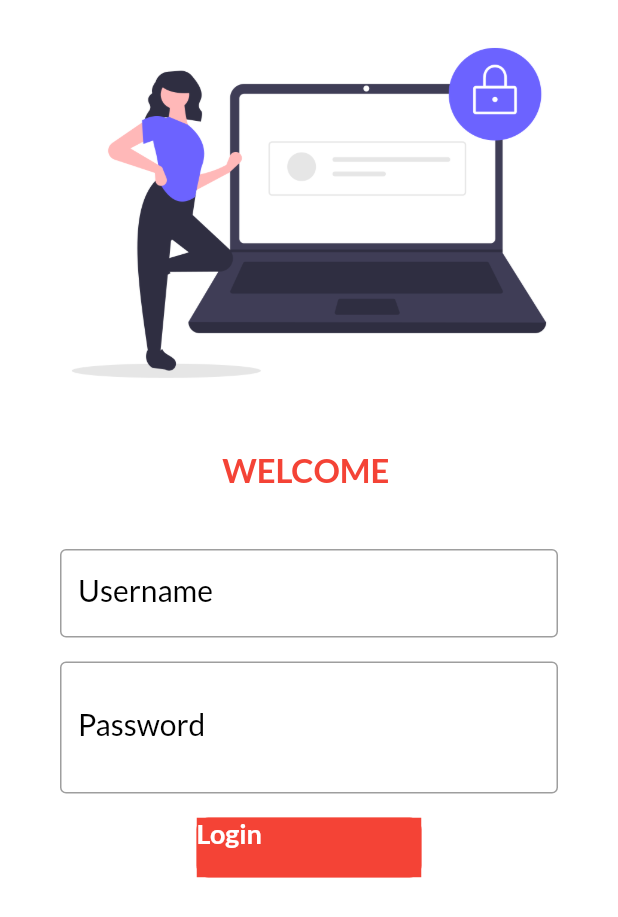
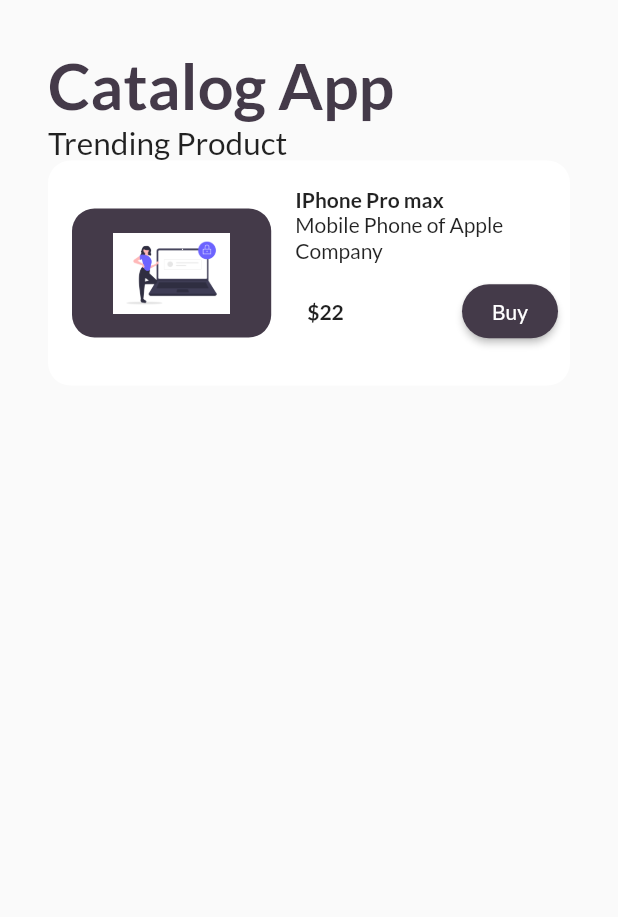
Before and after one commit to IkramGhalib/catlogs, a Flutter app: the screen it shows after launch, on a phone screen of 412 x 824 dp. Shown: the top 917 px of the screen. Run offline on Flutter 3.47's test engine with Material 2 defaults, Android fonts, the phone set to English and light mode, and no system bars; our stand-ins replace google_fonts, velocity_x.

Commit message:
Box Using Velocity_x

```diff
--- /dev/null
+++ b/lib/home2.dart
@@ -0,0 +1,148 @@
+import 'dart:convert';
+
+import 'package:ecomerce/utils/colors.dart';
+import 'package:flutter/material.dart';
+import 'package:flutter/services.dart';
+import 'package:velocity_x/velocity_x.dart';
+
+import 'models/catlogs.dart';
+
+
+class Home2 extends StatefulWidget {
+  @override
+  _Home2State createState() => _Home2State();
+}
+
+class _Home2State extends State<Home2> {
+  @override
+  void initState() {
+    super.initState();
+    loadData();
+  }
+
+  loadData() async{
+    await Future.delayed(Duration(seconds: 2));
+    var json = await rootBundle.loadString("assets/file/");
+    var decodeData= jsonDecode(json);
+    //List required that convert fom map
+    // List<Items> list = List.from(decodeData).map<Items>((item) => Items.fromJson(item)).toList();
+    CatlogModel.items = List.from(decodeData).map<Items>((item) => Items.fromJson(item)).toList();
+    // print(decodeData);
+  }
+
+  @override
+  Widget build(BuildContext context) {
+    return Scaffold(
+      // appBar: AppBar(
+      //   title: Text("Home Dashboard"),
+      // ),
+      body: SafeArea(
+        child: Container(
+          padding: Vx.m32,
+          child: Column(
+            crossAxisAlignment: CrossAxisAlignment.start,
+            children: [
+              CatalogHeader(),
+              if(CatlogModel.items!=null && CatlogModel.items.isEmpty)
+                CatalogList().expand()
+              else
+                Center(child: CatalogList().expand(),)
+
+                // Center(child: CircularProgressIndicator(),)
+
+            ],
+          ),
+
+        ),
+      ),
+    );
+  }
+}
+//Catalog Header
+class CatalogHeader extends StatelessWidget {
+  const CatalogHeader({Key? key}) : super(key: key);
+
+  @override
+  Widget build(BuildContext context) {
+    return Column(
+      crossAxisAlignment: CrossAxisAlignment.start,
+      children: [
+        "Catalog App".text.xl5.bold.color(MyColor.darkblue).make(),
+        "Trending Product".text.xl2.make(),
+      ],
+    );
+  }
+}
+//Catalog list
+
+class CatalogList extends StatelessWidget {
+  const CatalogList({Key? key}) : super(key: key);
+
+  @override
+  Widget build(BuildContext context) {
+    return ListView.builder(
+      shrinkWrap: true,
+      itemCount: CatlogModel.items.length,
+      itemBuilder: (context,index){
+      final catalog=CatlogModel.items[index];
+      return CatalogItems(catalog: catalog,);
+    },);
+  }
+}
+
+class CatalogItems extends StatelessWidget{
+  final Items catalog;
+
+  const CatalogItems({Key? key, required this.catalog}) : super(key: key);
+
+  @override
+  Widget build(BuildContext context) {
+    return VxBox(
+      child: Row(
+        children: [
+          CatlogImage(image: catalog.imageUrl),
+          Expanded(
+              child: Column(
+                crossAxisAlignment: CrossAxisAlignment.start,
+            mainAxisAlignment: MainAxisAlignment.center,
+            children: [
+              catalog.name.text.bold.make(),
+              catalog.desc.text.make(),
+
+              ButtonBar(
+                alignment: MainAxisAlignment.spaceBetween,
+                children: [
+                  "\$${catalog.price}".text.bold.make(),
+                  ElevatedButton(onPressed: (){
+
+                  },
+                      style: ButtonStyle(
+                        backgroundColor: MaterialStateProperty.all(MyColor.darkblue),
+                        shape: MaterialStateProperty.all(StadiumBorder())
+                      ),
+                      child: "Buy".text.make())
+                ],
+              )
+
+            ],
+          ))
+
+
+        ],
+      )
+    ).white.rounded.square(150).py16.make();
+  }
+}
+//catalog image
+
+class CatlogImage extends StatelessWidget {
+  final String image;
+
+  const CatlogImage({Key? key, required this.image}) : super(key: key);
+
+  @override
+  Widget build(BuildContext context) {
+    return  Image.asset(
+       image).box.rounded.p16.color(MyColor.darkblue).make().p16().w40(context);
+  }
+}
--- a/lib/login.dart
+++ b/lib/login.dart
@@ -22,7 +22,9 @@ class _LoginState extends State<Login> {
         changeButton = true;
       });
       await Future.delayed(Duration(seconds: 2));
+      // await Navigator.pushNamed(context, MyRoutes.homeRoutes);
       await Navigator.pushNamed(context, MyRoutes.homeRoutes);
+
       setState(() {
         changeButton = false;
       });
--- a/lib/main.dart
+++ b/lib/main.dart
@@ -4,6 +4,7 @@ import 'package:flutter/material.dart';
 import 'package:google_fonts/google_fonts.dart';
 
 import 'home.dart';
+import 'home2.dart';
 import 'login.dart';
 void main(){
   runApp(MyApp());
@@ -22,9 +23,9 @@ class MyApp extends StatelessWidget {
       // home: Drawer(),
       // initialRoute: MyRoutes.homeRoutes,
       routes: {
-        "/":(context)=>Login(),
-        MyRoutes.loginRoutes:(context)=>Login(),
-        MyRoutes.homeRoutes:(context)=>Home()
+        "/":(context)=>Home2(),
+        MyRoutes.loginRoutes:(context)=>Home(),
+        // MyRoutes.homeRoutes:(context)=>Home2()
       },
     );
   }
--- /dev/null
+++ b/lib/utils/colors.dart
@@ -0,0 +1,5 @@
+import 'package:flutter/material.dart';
+
+class MyColor{
+  static Color darkblue= Color(0xff443a49);
+}
--- a/lib/utils/routes.dart
+++ b/lib/utils/routes.dart
@@ -2,5 +2,6 @@ class MyRoutes{
   static String loginRoutes="/login";
   static String homeRoutes="/home";
   static String DashboardRoutes="/";
+  static String HomeRoutes2="/home2";
   // static String loginRoutes="/";
 }
--- a/lib/widgets/drawer.dart
+++ b/lib/widgets/drawer.dart
@@ -33,6 +33,7 @@ class MyDrawer extends StatelessWidget {
             ListTile(
               leading:
               Icon(
+
                 CupertinoIcons.profile_circled,color: Colors.white,),
               title: Text("Profile",textScaleFactor: 1.5,style: TextStyle(color: Colors.white),),
             ),
--- a/pubspec.yaml
+++ b/pubspec.yaml
@@ -29,6 +29,7 @@ dependencies:
   # Use with the CupertinoIcons class for iOS style icons.
   cupertino_icons: ^1.0.2
   google_fonts: ^2.1.0
+  velocity_x: ^3.3.0
 
 dev_dependencies:
   flutter_test:
@@ -44,6 +45,7 @@ flutter:
   # included with your application, so that you can use the icons in
   # the material Icons class.
   uses-material-design: true
+
 
   # To add assets to your application, add an assets section, like this:
   assets:
```
Also changed, not shown: pubspec.lock.
